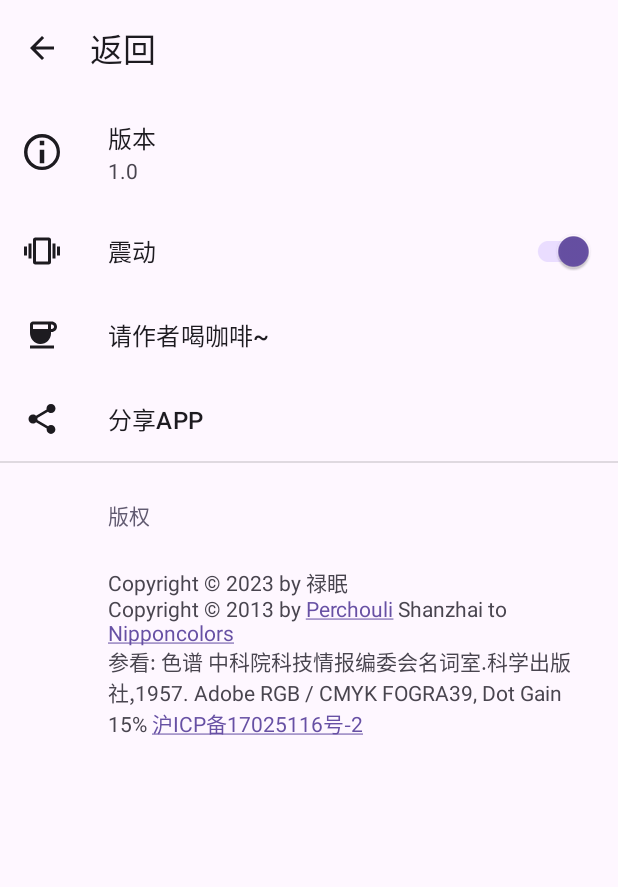
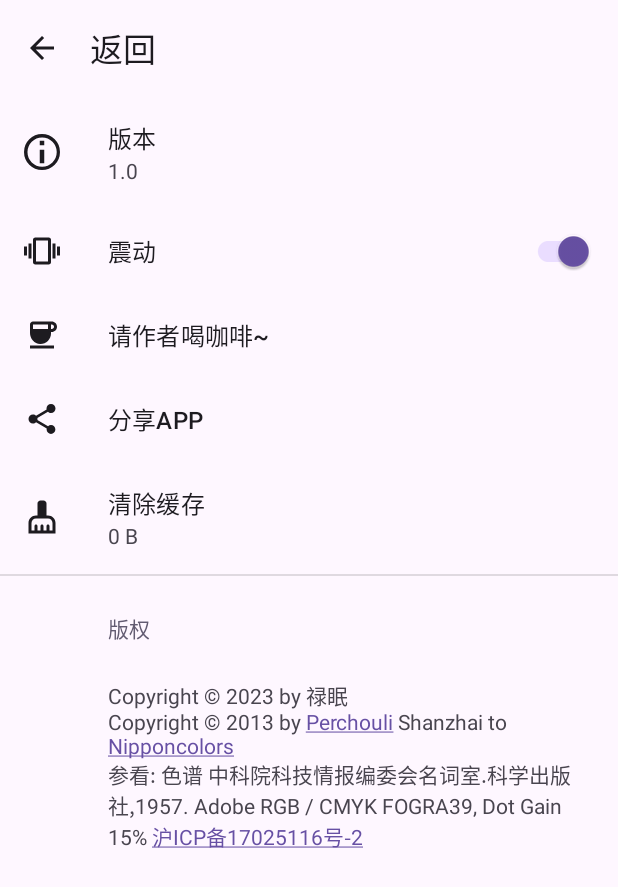
Before and after one commit to rianlu/OriginalColor, an Android app: the SettingsFragment screen opened directly, with no data from a screen before it, on a phone screen of 412 x 824 dp. Shown: the top 887 px of the screen. Run offline under Robolectric (Android 15) with nearby library versions, the phone set to English and light mode, and no system bars; our stand-ins replace androidx.preference.

Commit message:
add the function of clearing cache

```diff
--- a/app/src/main/java/com/wzl/originalcolor/SettingsFragment.kt
+++ b/app/src/main/java/com/wzl/originalcolor/SettingsFragment.kt
@@ -15,6 +15,7 @@ import kotlinx.coroutines.CoroutineScope
 import kotlinx.coroutines.Dispatchers
 import kotlinx.coroutines.delay
 import kotlinx.coroutines.launch
+import java.io.File
 
 
 /**
@@ -60,6 +61,20 @@ class SettingsFragment : PreferenceFragmentCompat() {
             true
         }
 
+        val clearPreference = findPreference<Preference>("clear")
+        val cachePath = File(requireContext().externalCacheDir, "share_cards/")
+        var size = 0L
+        cachePath.listFiles()?.forEach {
+            size += it.length()
+        }
+        clearPreference?.summary = calculateFileSize(size)
+        clearPreference?.setOnPreferenceClickListener {
+            VibratorUtils.vibrate(requireContext())
+            clearShareCaches(cachePath)
+            clearPreference.summary = calculateFileSize(0)
+                true
+        }
+
         val sp = requireContext().getSharedPreferences("settings", Context.MODE_PRIVATE)
         val vibrationPreference = findPreference<Preference>("vibration")
         vibrationPreference?.setDefaultValue(sp.getBoolean("vibration", true))
@@ -73,4 +88,22 @@ class SettingsFragment : PreferenceFragmentCompat() {
             true
         }
     }
+
+    private fun clearShareCaches(folder: File) {
+        if (!folder.exists()) {
+            return
+        }
+        folder.listFiles()?.forEach {
+            it.delete()
+        }
+        folder.delete()
+    }
+
+    private fun calculateFileSize(size: Long): String {
+        return if (size >= 1024 * 1024) {
+            "${size/1024} MB"
+        } else if (size >= 1024) {
+            "${size/1024} KB"
+        } else  "$size B"
+    }
 }
--- /dev/null
+++ b/app/src/main/res/drawable/ic_clear_cache.xml
@@ -0,0 +1,5 @@
+<vector android:height="24dp" android:tint="?android:attr/textColorPrimary"
+    android:viewportHeight="24" android:viewportWidth="24"
+    android:width="24dp" xmlns:android="http://schemas.android.com/apk/res/android">
+    <path android:fillColor="@android:color/white" android:pathData="M16,11h-1V3c0,-1.1 -0.9,-2 -2,-2h-2C9.9,1 9,1.9 9,3v8H8c-2.76,0 -5,2.24 -5,5v7h18v-7C21,13.24 18.76,11 16,11zM19,21h-2v-3c0,-0.55 -0.45,-1 -1,-1s-1,0.45 -1,1v3h-2v-3c0,-0.55 -0.45,-1 -1,-1s-1,0.45 -1,1v3H9v-3c0,-0.55 -0.45,-1 -1,-1s-1,0.45 -1,1v3H5v-5c0,-1.65 1.35,-3 3,-3h8c1.65,0 3,1.35 3,3V21z"/>
+</vector>
--- a/app/src/main/res/values/strings.xml
+++ b/app/src/main/res/values/strings.xml
@@ -35,7 +35,7 @@
     <string name="btn_share">分享</string>
     <string name="card_color_description">卡片颜色</string>
 
-    <string name="share_app">一款配色APP——轻量简洁的配色工具：\nhttps://www.coolapk.com/apk/com.wzl.originalcolor</string>
+    <string name="share_app">一款配色APP——轻量简洁的配色工具：\nhttps://www.pgyer.com/X7PCzp</string>
     <string name="share_to">分享到</string>
     <string name="donate_first_hint">作者很懒的~</string>
     <string name="donate_second_hint">你还要继续吗？</string>
--- a/app/src/main/res/xml/app_preferences.xml
+++ b/app/src/main/res/xml/app_preferences.xml
@@ -24,6 +24,10 @@
         app:icon="@drawable/ic_share"
         app:title="分享APP" />
 
+    <Preference
+        app:key="clear"
+        app:icon="@drawable/ic_clear_cache"
+        app:title="清除缓存" />
     <PreferenceCategory app:title="版权">
         <Preference
             app:key="author"
```
Also changed, not shown: app/src/main/java/com/wzl/originalcolor/MainActivity.kt (+8 -0 lines).
